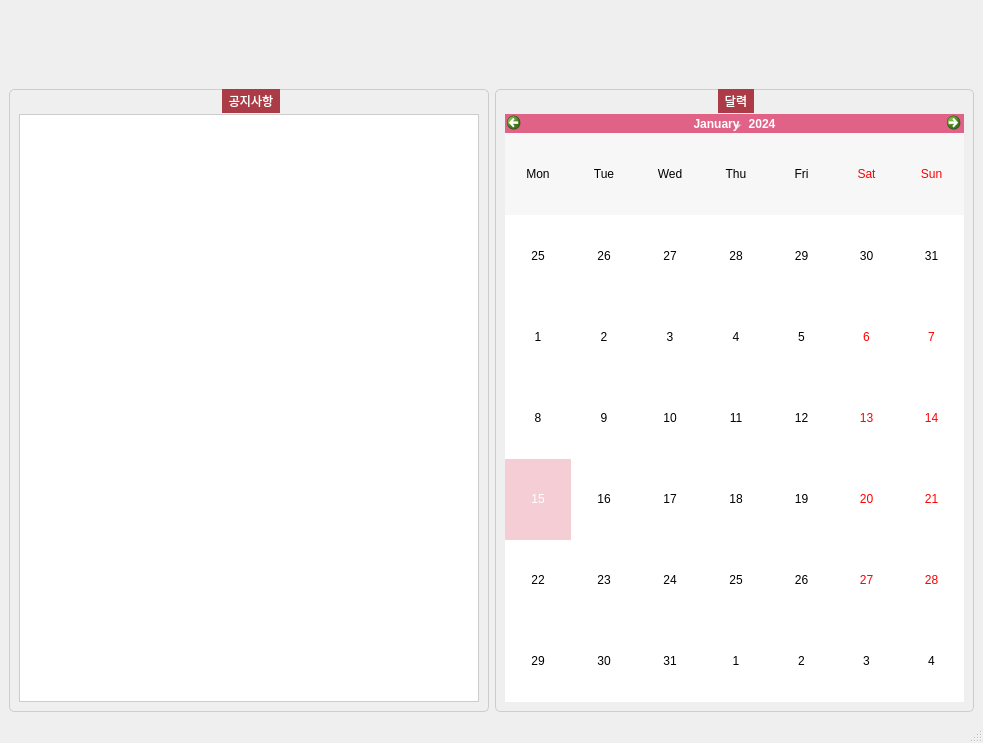
Above: CBNU.ui from ntw8651/CBNotification before the change. Below: the same form after it.
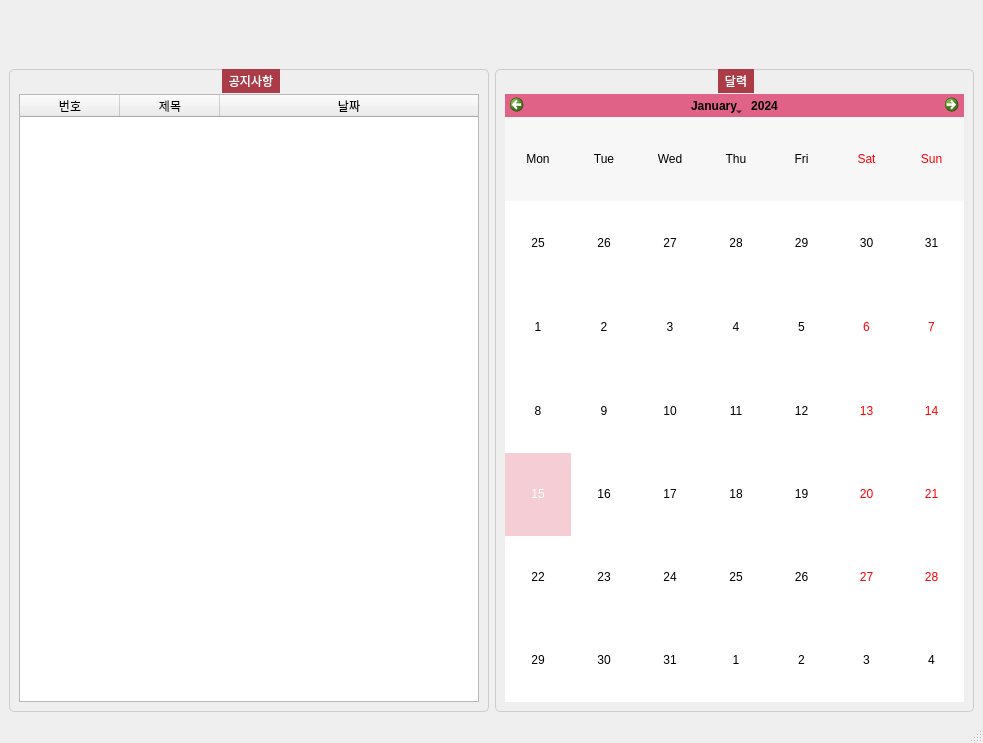
That is the form after the change. Icons and pictures are not drawn.

```diff
--- a/CBNU.ui
+++ b/CBNU.ui
@@ -15,14 +15,118 @@
   </property>
   <widget class="QWidget" name="centralwidget">
    <layout class="QGridLayout" name="gridLayout_2">
-    <item row="0" column="0">
-     <widget class="QLabel" name="label">
-      <property name="text">
-       <string>&lt;html&gt;&lt;head/&gt;&lt;body&gt;&lt;p&gt;&lt;img src=&quot;:/Logo/CBNU.png&quot;/&gt;&lt;/p&gt;&lt;/body&gt;&lt;/html&gt;</string>
-      </property>
-     </widget>
-    </item>
     <item row="1" column="0">
+     <widget class="QGroupBox" name="noticeBox">
+      <property name="sizePolicy">
+       <sizepolicy hsizetype="Preferred" vsizetype="Preferred">
+        <horstretch>0</horstretch>
+        <verstretch>0</verstretch>
+       </sizepolicy>
+      </property>
+      <property name="styleSheet">
+       <string notr="true">QGroupBox {
+    border: 1px solid #ccc; /* 전체 박스 테두리 */
+    border-radius: 5px;
+}
+
+QGroupBox::title {
+    background-color: #ab3b46; /* 제목 배경색 */
+    subcontrol-position: top center; /* 제목 위치 */
+    padding: 5px; /* 텍스트 여백 */
+    color: white; /* 글자 색상 */
+    font-weight: bold; /* 글자 굵기 */
+    border-radius: 0; /* 둥근 모서리 제거 */
+    min-width: 5000%; /* 배경을 그룹박스 너비로 확장 */
+}</string>
+      </property>
+      <property name="title">
+       <string>공지사항</string>
+      </property>
+      <property name="flat">
+       <bool>false</bool>
+      </property>
+      <property name="checkable">
+       <bool>false</bool>
+      </property>
+      <layout class="QVBoxLayout" name="verticalLayout">
+       <property name="sizeConstraint">
+        <enum>QLayout::SetDefaultConstraint</enum>
+       </property>
+       <property name="leftMargin">
+        <number>9</number>
+       </property>
+       <item>
+        <spacer name="verticalSpacer_4">
+         <property name="orientation">
+          <enum>Qt::Vertical</enum>
+         </property>
+         <property name="sizeType">
+          <enum>QSizePolicy::Fixed</enum>
+         </property>
+         <property name="sizeHint" stdset="0">
+          <size>
+           <width>20</width>
+           <height>15</height>
+          </size>
+         </property>
+        </spacer>
+       </item>
+       <item>
+        <widget class="QTableWidget" name="Notices">
+         <property name="minimumSize">
+          <size>
+           <width>300</width>
+           <height>0</height>
+          </size>
+         </property>
+         <property name="editTriggers">
+          <set>QAbstractItemView::NoEditTriggers</set>
+         </property>
+         <property name="gridStyle">
+          <enum>Qt::SolidLine</enum>
+         </property>
+         <attribute name="horizontalHeaderCascadingSectionResizes">
+          <bool>false</bool>
+         </attribute>
+         <attribute name="horizontalHeaderMinimumSectionSize">
+          <number>30</number>
+         </attribute>
+         <attribute name="horizontalHeaderStretchLastSection">
+          <bool>true</bool>
+         </attribute>
+         <attribute name="verticalHeaderCascadingSectionResizes">
+          <bool>true</bool>
+         </attribute>
+         <column>
+          <property name="text">
+           <string>번호</string>
+          </property>
+          <property name="textAlignment">
+           <set>AlignCenter</set>
+          </property>
+         </column>
+         <column>
+          <property name="text">
+           <string>제목</string>
+          </property>
+          <property name="textAlignment">
+           <set>AlignCenter</set>
+          </property>
+         </column>
+         <column>
+          <property name="text">
+           <string>날짜</string>
+          </property>
+          <property name="textAlignment">
+           <set>AlignCenter</set>
+          </property>
+         </column>
+        </widget>
+       </item>
+      </layout>
+     </widget>
+    </item>
+    <item row="0" column="0">
      <spacer name="verticalSpacer">
       <property name="orientation">
        <enum>Qt::Vertical</enum>
@@ -38,7 +142,7 @@
       </property>
      </spacer>
     </item>
-    <item row="2" column="1">
+    <item row="1" column="1">
      <widget class="QGroupBox" name="timetableBox_2">
       <property name="styleSheet">
        <string notr="true">QGroupBox {
@@ -88,20 +192,19 @@
           <string notr="true">/* 헤더 영역 (월/연도 선택 버튼 포함) */
 QCalendarWidget QToolButton {
     background-color: #e06287; /* 원하는 배경색 */
-    color: white;             /* 텍스트 색상 */
-    border: none;             /* 테두리 제거 */
+    color: black;             /* 텍스트 색상*/
 }
 
 /* 월/연도 선택 드롭다운 배경 */
 QCalendarWidget QMenu {
-    background-color: #e06287; /* 드롭다운 배경 */
-    color: white;              /* 텍스트 색상 */
+    background-color: #e06287; /* 드롭다운 배경*/
+    color: black;              /*텍스트 색상*/
 }
 
 /* 요일 헤더 (일, 월, 화...) */
 QCalendarWidget QWidget#qt_calendar_navigationbar {
     background-color: #e06287; /* 요일 헤더 색상 */
-    color: white;
+    color: black;
 }
 
 /* 날짜 셀 영역 */
@@ -120,85 +223,6 @@
       </layout>
      </widget>
     </item>
-    <item row="2" column="0">
-     <widget class="QGroupBox" name="noticeBox">
-      <property name="sizePolicy">
-       <sizepolicy hsizetype="Preferred" vsizetype="Preferred">
-        <horstretch>0</horstretch>
-        <verstretch>0</verstretch>
-       </sizepolicy>
-      </property>
-      <property name="styleSheet">
-       <string notr="true">QGroupBox {
-    border: 1px solid #ccc; /* 전체 박스 테두리 */
-    border-radius: 5px;
-}
-
-QGroupBox::title {
-    background-color: #ab3b46; /* 제목 배경색 */
-    subcontrol-position: top center; /* 제목 위치 */
-    padding: 5px; /* 텍스트 여백 */
-    color: white; /* 글자 색상 */
-    font-weight: bold; /* 글자 굵기 */
-    border-radius: 0; /* 둥근 모서리 제거 */
-    min-width: 5000%; /* 배경을 그룹박스 너비로 확장 */
-}</string>
-      </property>
-      <property name="title">
-       <string>공지사항</string>
-      </property>
-      <property name="flat">
-       <bool>false</bool>
-      </property>
-      <property name="checkable">
-       <bool>false</bool>
-      </property>
-      <layout class="QVBoxLayout" name="verticalLayout">
-       <property name="sizeConstraint">
-        <enum>QLayout::SetDefaultConstraint</enum>
-       </property>
-       <property name="leftMargin">
-        <number>9</number>
-       </property>
-       <item>
-        <spacer name="verticalSpacer_4">
-         <property name="orientation">
-          <enum>Qt::Vertical</enum>
-         </property>
-         <property name="sizeType">
-          <enum>QSizePolicy::Fixed</enum>
-         </property>
-         <property name="sizeHint" stdset="0">
-          <size>
-           <width>20</width>
-           <height>15</height>
-          </size>
-         </property>
-        </spacer>
-       </item>
-       <item>
-        <widget class="QListWidget" name="listWidget">
-         <property name="styleSheet">
-          <string notr="true">QListWidget {
-    border: 1px solid #ccc;
-    font-size: 14px;
-}
-QListWidget::item {
-    padding: 8px;
-    margin: 2px;
-    border-bottom: 1px solid #ddd;
-}
-QListWidget::item:selected {
-    background-color: #ffc0cb;
-    color: white;
-}
-</string>
-         </property>
-        </widget>
-       </item>
-      </layout>
-     </widget>
-    </item>
    </layout>
   </widget>
   <widget class="QMenuBar" name="menubar">
```
Left out of the diff: 4 changed lines with no effect on the pictures.
